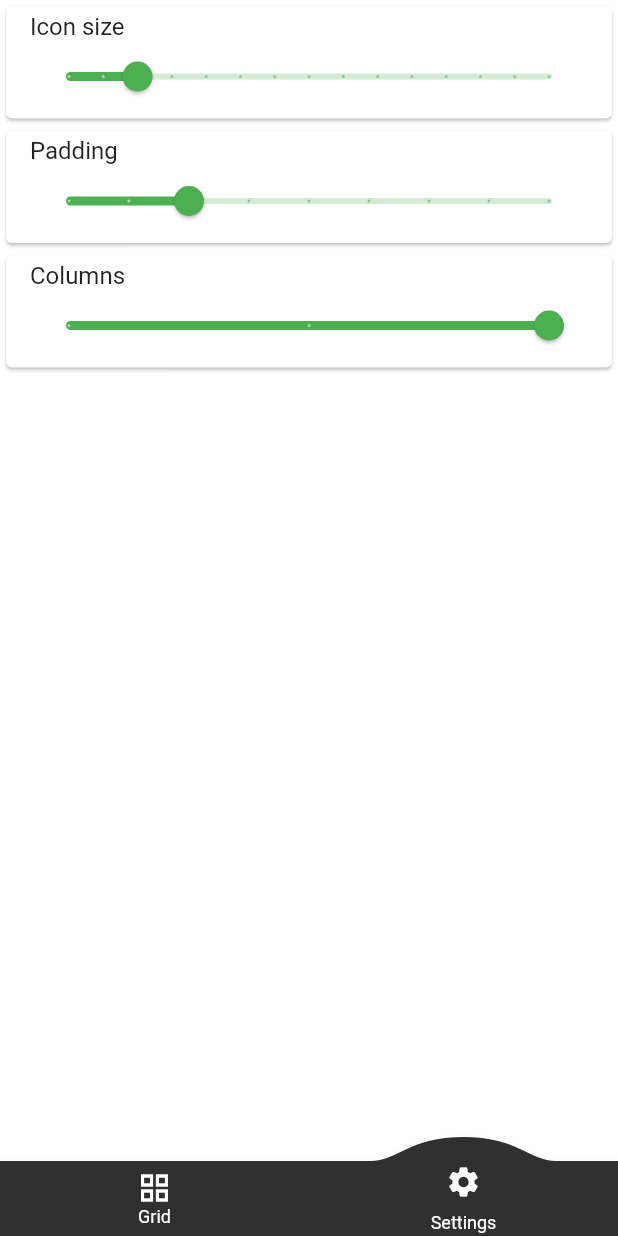
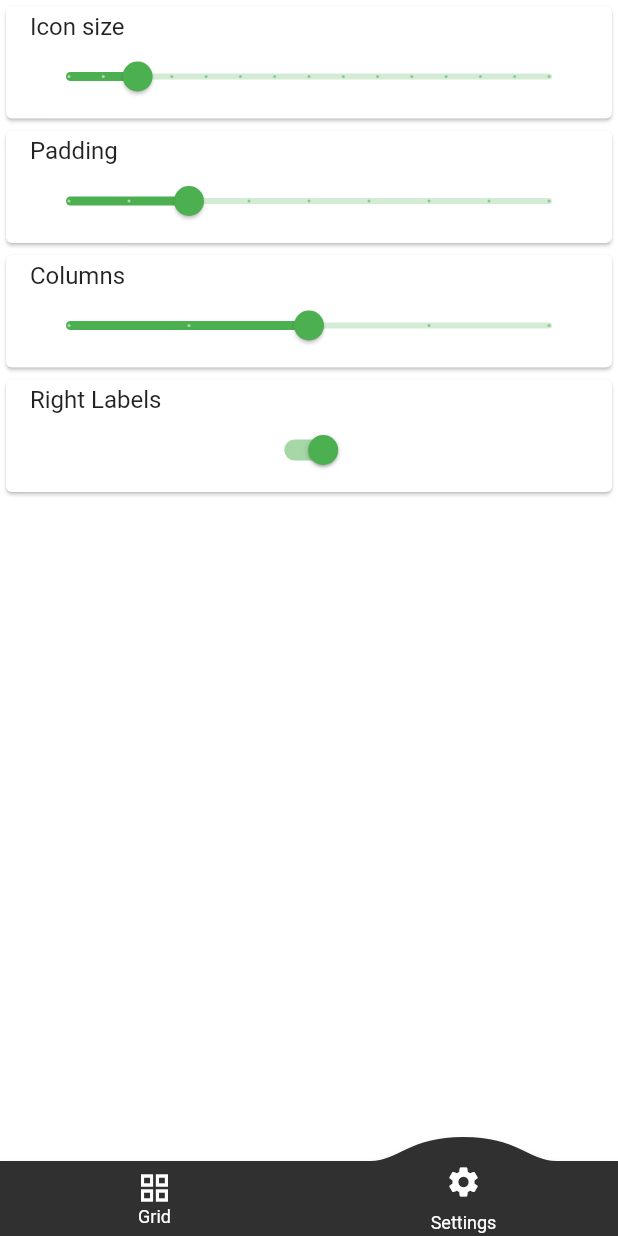
Before and after one commit to danbrun/launcher-flutter, a Flutter app: the screen it shows after launch, item 2 of the bottom bar chosen, on a phone screen of 412 x 824 dp. Run offline on Flutter 3.47's test engine with Material 2 defaults, Android fonts, the phone set to English and light mode, and no system bars; drawn by our look-alikes of convex_bottom_bar; our stand-ins replace shared_preferences; missing offline and left inert: device_apps.

Commit message:
Added app name position customization.

```diff
--- a/lib/LauncherSettingsModel.dart
+++ b/lib/LauncherSettingsModel.dart
@@ -5,10 +5,14 @@ class LauncherSettingsModel extends ChangeNotifier {
   double _iconSize = 32;
   double _itemPadding = 8;
   int _listColumns = 3;
+  bool _rightLabels = true;
+  int _fontSize = 12;
 
   double get iconSize => _iconSize;
   double get itemPadding => _itemPadding;
   int get listColumns => _listColumns;
+  bool get rightLabels => _rightLabels;
+  int get fontSize => _fontSize;
 
   SharedPreferences? _preferences;
 
@@ -20,6 +24,8 @@ class LauncherSettingsModel extends ChangeNotifier {
         _iconSize = preferences.getDouble('iconSize') ?? _iconSize;
         _itemPadding = preferences.getDouble('itemPadding') ?? _itemPadding;
         _listColumns = preferences.getInt('listColumns') ?? _listColumns;
+        _rightLabels = preferences.getBool('rightLabels') ?? _rightLabels;
+        _fontSize = preferences.getInt('fontSize') ?? _fontSize;
         notifyListeners();
       });
   }
@@ -41,4 +47,16 @@ class LauncherSettingsModel extends ChangeNotifier {
     _preferences?.setInt('listColumns', _listColumns);
     notifyListeners();
   }
+
+  void setRightLabels(bool rightLabels) {
+    _rightLabels = rightLabels;
+    _preferences?.setBool('rightLabels', rightLabels);
+    notifyListeners();
+  }
+
+  void setFontSize(int fontSize) {
+    _fontSize = fontSize;
+    _preferences?.setInt('fontSize', fontSize);
+    notifyListeners();
+  }
 }
--- a/lib/Settings.dart
+++ b/lib/Settings.dart
@@ -47,8 +47,17 @@ class Settings extends StatelessWidget {
                   label: launcherSettingsModel.listColumns.toString(),
                   onChanged: (listColumns) => launcherSettingsModel.setListColumns(listColumns.toInt()),
                   min: 1,
-                  max: 3,
-                  divisions: 2,
+                  max: 5,
+                  divisions: 4,
+                ),
+              ),
+            ),
+            Card(
+              child: ListTile(
+                title: Text('Right Labels'),
+                subtitle: Switch(
+                  value: launcherSettingsModel.rightLabels,
+                  onChanged: (rightLabels) => launcherSettingsModel.setRightLabels(rightLabels),
                 ),
               ),
             ),
```
Also changed, not shown: lib/LauncherGrid.dart (+20 -10 lines).
